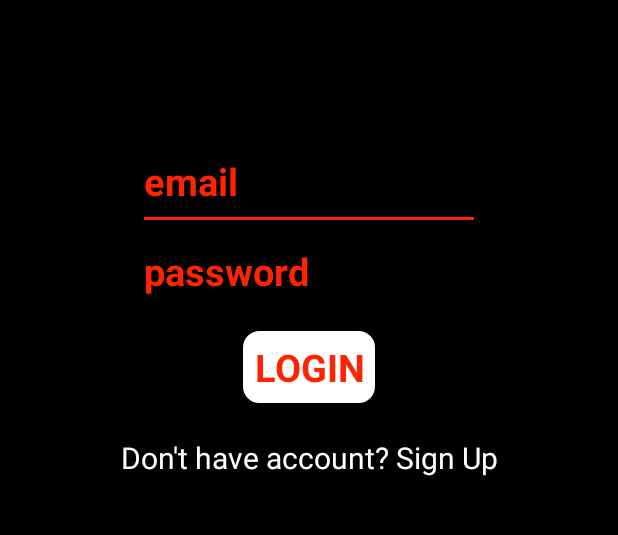
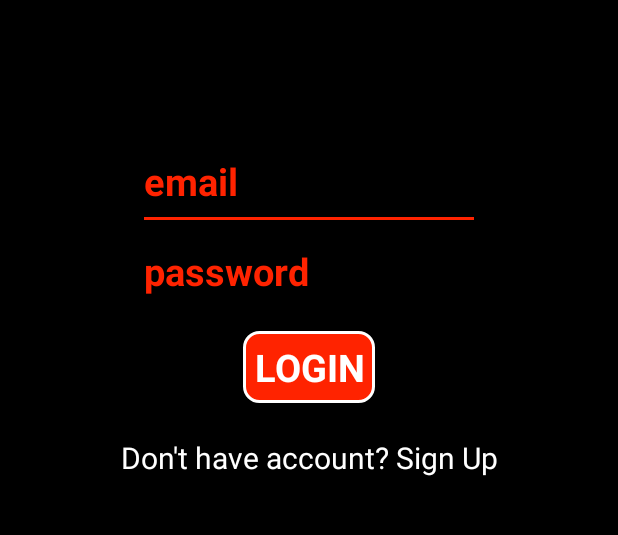
Before and after one commit to biancakris/CST438_Project_Personal_Recipe_Finder, an Android app: the screen it shows after launch (MainActivity), on a phone screen of 412 x 824 dp, the part 595-1130 px from its top. Run offline under Robolectric (Android 15) with nearby library versions, the phone set to English and light mode, and no system bars; our stand-ins replace Firebase (no records; nobody signed in at launch, a user with empty details on screens opened directly); Roboto replaces fonts that are not available here.

Commit message:
fixed ui bugs

```diff
--- a/app/src/main/res/drawable/login_button.xml
+++ b/app/src/main/res/drawable/login_button.xml
@@ -2,7 +2,7 @@
 <selector xmlns:android="http://schemas.android.com/apk/res/android">
     <item>
         <shape android:shape="rectangle">
-            <solid android:color="@color/white"></solid>
+            <solid android:color="@color/colorAccent"></solid>
 
             <stroke android:width="2dp" android:color="@color/white"></stroke>
             <!--corners allow us to make the rounded corners button-->
--- a/app/src/main/res/layout/activity_main.xml
+++ b/app/src/main/res/layout/activity_main.xml
@@ -84,7 +84,7 @@
                 android:fontFamily="@font/shadows_into_light"
                 android:text="Login"
                 android:textAllCaps="true"
-                android:textColor="@color/colorAccent"
+                android:textColor="@color/white"
                 android:textSize="25dp"
                 android:textStyle="bold" />
 
--- a/app/src/main/res/layout/activity_profile.xml
+++ b/app/src/main/res/layout/activity_profile.xml
@@ -89,7 +89,7 @@
         android:textStyle="bold"
         android:textSize="20dp"
         android:text="Save"
-        android:textColor="@color/colorAccent" />
+        android:textColor="@color/black" />
 
 
     <Button
@@ -102,7 +102,7 @@
         android:fontFamily="@font/shadows_into_light"
         android:text="Add"
         android:textSize="20dp"
-        android:textColor="@color/colorAccent"
+        android:textColor="@color/black"
         android:textStyle="bold" />
 
     <TextView
--- a/app/src/main/res/layout/activity_shopping_list.xml
+++ b/app/src/main/res/layout/activity_shopping_list.xml
@@ -60,7 +60,7 @@
         android:textStyle="bold"
         android:textSize="20dp"
         android:text="Add"
-        android:textColor="@color/colorAccent" />
+        android:textColor="@color/white" />
 
     <ImageButton
         android:id="@+id/chewsButton"
--- a/app/src/main/res/layout/activity_sign_up.xml
+++ b/app/src/main/res/layout/activity_sign_up.xml
@@ -87,7 +87,7 @@
                 android:textAllCaps="true"
                 android:textStyle="bold"
                 android:textSize="25dp"
-                android:textColor="@color/colorAccent" />
+                android:textColor="@color/white" />
 
             <TextView
                 android:id="@+id/textViewLogin"
```
